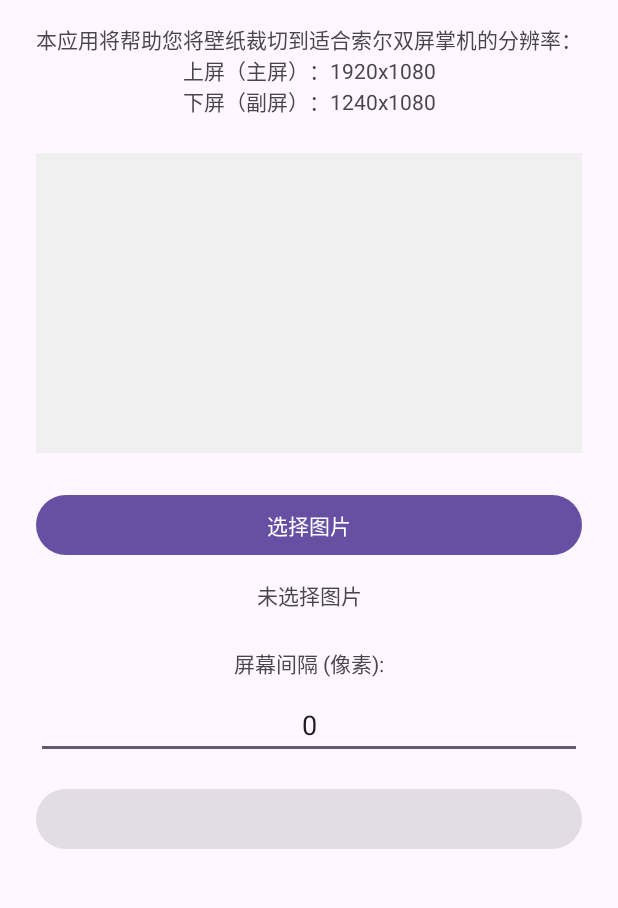
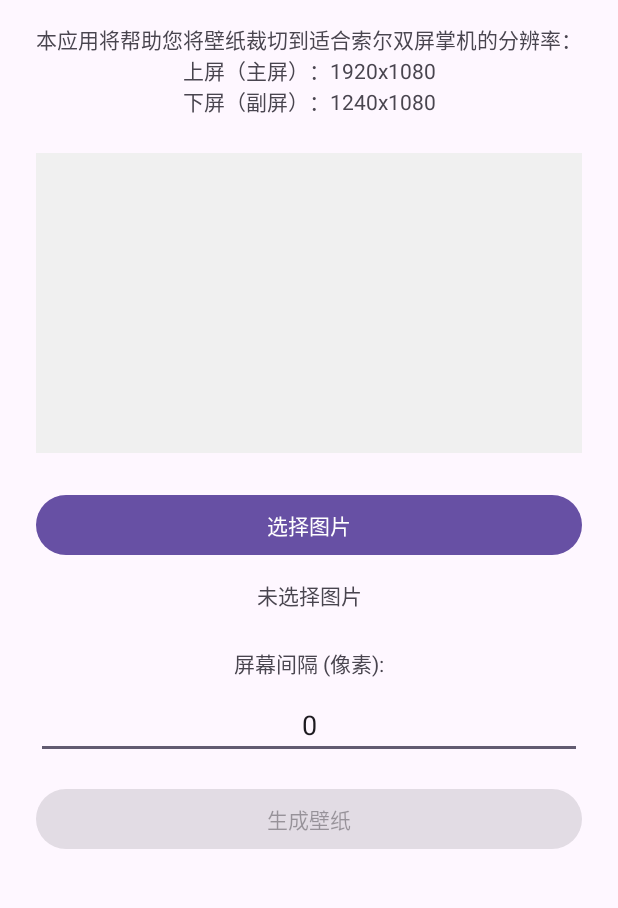
Before and after one commit to adam-ikari/ThorWallpaperTool, an Android app: the screen it shows after launch (MainActivity), on a phone screen of 412 x 824 dp, the part 90-998 px from its top. Run offline under Robolectric (Android 15) with nearby library versions, the phone set to English and light mode, and no system bars.

Commit message:
fix: add missing text attribute to btnProcessImage button

```diff
--- a/app/src/main/res/layout/activity_main.xml
+++ b/app/src/main/res/layout/activity_main.xml
@@ -114,6 +114,7 @@
                 android:layout_marginStart="24dp"
                 android:layout_marginTop="16dp"
                 android:layout_marginEnd="24dp"
+                android:text="@string/btn_process_image"
                 android:enabled="false"
                 app:layout_constraintEnd_toEndOf="parent"
                 app:layout_constraintStart_toStartOf="parent"
```
